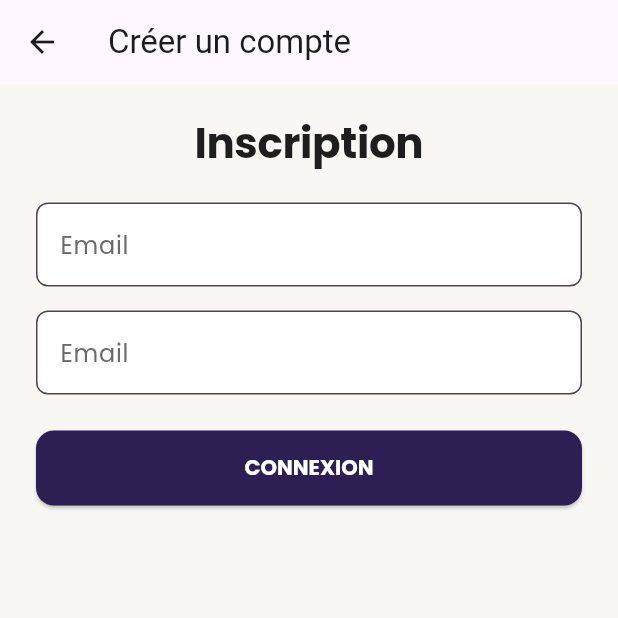
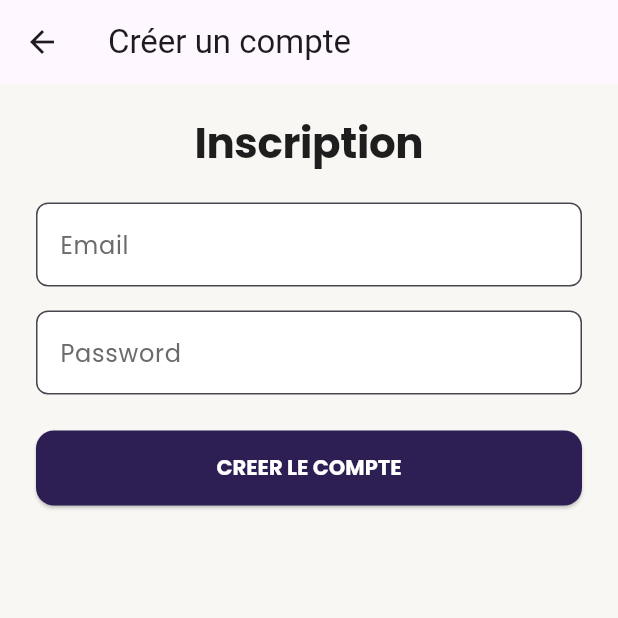
Before and after one commit to El-Dev19/Biblio-Smart, a Flutter app: the SignUpScreen screen opened directly, on a phone screen of 412 x 824 dp, the top half of it. Run offline on Flutter 3.47's test engine with Material 3 defaults, Android fonts, the phone set to English and light mode, and no system bars; our stand-ins replace firebase_auth, firebase_core, floor, google_fonts, sqflite; accounts and stored records are empty; generated files the repository leaves out were written again.

Commit message:
Update sign_up_screen.dart

```diff
--- a/lib/screens/sign_up_screen.dart
+++ b/lib/screens/sign_up_screen.dart
@@ -60,14 +60,14 @@ class _SignUpScreenState extends State<SignUpScreen> {
               ),
               SizedBox(height: 16),
               CustomTextField(
-                hintText: "Email",
+                hintText: "Password",
                 controller: _passwordController,
                 validator:
                     (value) => value!.isEmpty ? 'Entrez votre Password' : null,
               ),
               const SizedBox(height: 24),
               CustomButton(
-                label: "Connexion",
+                label: "Creer le compte",
                 onPressed: () {
                   if (_formKey.currentState!.validate()) {
                     _signUp();
```
